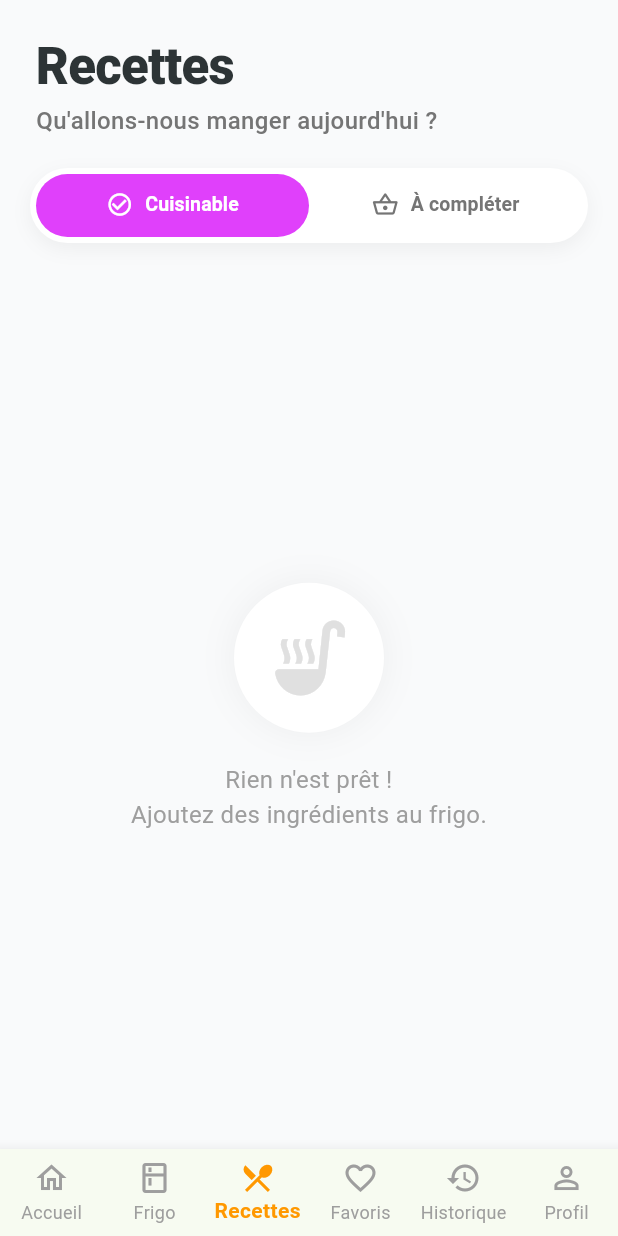
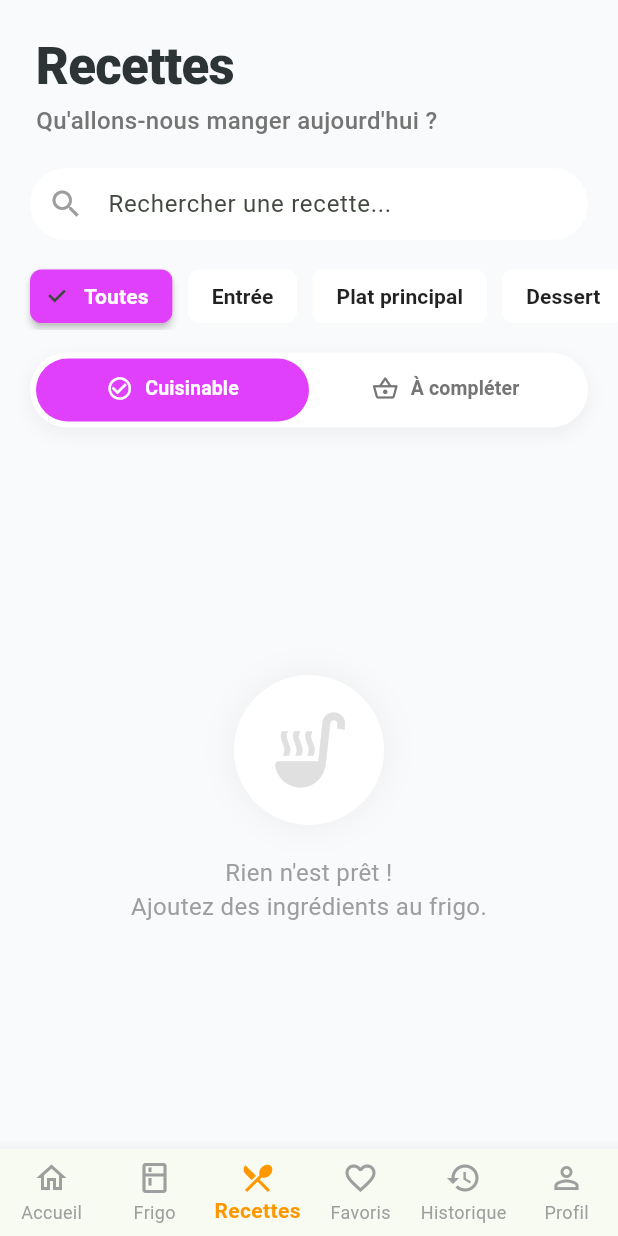
Before and after one commit to DevKosX/S501_Developpement, a Flutter app: the screen it shows after launch, item 3 of the bottom bar chosen, on a phone screen of 412 x 824 dp. Run offline on Flutter 3.47's test engine with Material 3 defaults, Android fonts, the phone set to English and light mode, and no system bars; our stand-ins replace csv, sqflite, sqflite_common_ffi; missing offline and left inert: s501_developpement; accounts and stored records are empty.

Commit message:
interface ui/ux mise en place de la barre de recherche des mini nglet de typerecette

```diff
--- a/lib/ui/modules/recettes/ecran_recettes.dart
+++ b/lib/ui/modules/recettes/ecran_recettes.dart
@@ -12,17 +12,45 @@ import 'widgets/liste_recettes.dart';
 class EcranRecettes extends StatefulWidget {
   const EcranRecettes({super.key});
 
+
+
   @override
   State<EcranRecettes> createState() => _EcranRecettesState();
 }
 
+final List<String> categoriesRecettes = [
+  'Toutes',
+  'Entrée',
+  'Plat principal',
+  'Dessert',
+  'Boisson',
+  'Petit-déjeuner',
+  'Sauce',
+  'Accompagnement',
+];
+
 class _EcranRecettesState extends State<EcranRecettes> {
+
+
+// 2. Le contrôleur de recherche
+  final TextEditingController _searchController = TextEditingController();
+
   @override
   void initState() {
     super.initState();
     WidgetsBinding.instance.addPostFrameCallback((_) {
       context.read<RecetteController>().getRecettesTrieesParFrigo();
     });
+    _searchController.addListener(() {
+      context.read<RecetteController>().setRecherche(_searchController.text);
+    });
+  }
+
+  // AJOUT 3 : On n'oublie pas de nettoyer le contrôleur quand on quitte la page
+  @override
+  void dispose() {
+    _searchController.dispose();
+    super.dispose();
   }
 
   @override
@@ -66,6 +94,65 @@ class _EcranRecettesState extends State<EcranRecettes> {
               ),
 
               const SizedBox(height: 10),
+
+              // --- BARRE DE RECHERCHE ---
+              Padding(
+                padding: const EdgeInsets.symmetric(horizontal: 20),
+                child: TextField(
+                  controller: _searchController,
+                  decoration: InputDecoration(
+                    hintText: "Rechercher une recette...",
+                    prefixIcon: const Icon(Icons.search, color: Colors.grey),
+                    filled: true,
+                    fillColor: Colors.white,
+                    border: OutlineInputBorder(
+                      borderRadius: BorderRadius.circular(25),
+                      borderSide: BorderSide.none,
+                    ),
+                    contentPadding: const EdgeInsets.symmetric(vertical: 0),
+                  ),
+                ),
+              ),
+
+              const SizedBox(height: 15),
+
+              // --- FILTRES PAR CATÉGORIE ---
+              SizedBox(
+                height: 45,
+                child: ListView.builder(
+                  scrollDirection: Axis.horizontal,
+                  padding: const EdgeInsets.symmetric(horizontal: 20),
+                  itemCount: categoriesRecettes.length,
+                  itemBuilder: (context, index) {
+                    final cat = categoriesRecettes[index];
+                    // On vérifie si cette catégorie est celle sélectionnée dans le contrôleur
+                    final estSelectionnee = controller.categorieSelectionnee == cat;
+
+                    return Padding(
+                      padding: const EdgeInsets.only(right: 10),
+                      child: ChoiceChip(
+                        label: Text(cat),
+                        selected: estSelectionnee,
+                        selectedColor: const Color(0xFFE040FB),
+                        backgroundColor: Colors.white,
+                        elevation: 2,
+                        side: BorderSide.none,
+                        labelStyle: TextStyle(
+                          color: estSelectionnee ? Colors.white : Colors.black87,
+                          fontWeight: FontWeight.w600,
+                        ),
+                        onSelected: (_) {
+                          // On met à jour la catégorie dans le contrôleur
+                          controller.setCategorie(cat);
+                        },
+                      ),
+                    );
+                  },
+                ),
+              ),
+
+              const SizedBox(height: 15),
+
 
               // --- ONGLETS ---
               Padding(
@@ -130,12 +217,12 @@ class _EcranRecettesState extends State<EcranRecettes> {
                   children: [
                     // Onglet 1
                     ListeRecettes(
-                      recettes: controller.recettesFaisables,
+                      recettes: controller.recettesFaisablesFiltrees,
                       estFaisable: true,
                     ),
                     // Onglet 2
                     ListeRecettes(
-                      recettes: controller.recettesManquantes,
+                      recettes: controller.recettesManquantesFiltrees,
                       estFaisable: false,
                     ),
                   ],
```
Also changed, not shown: pubspec.lock.
